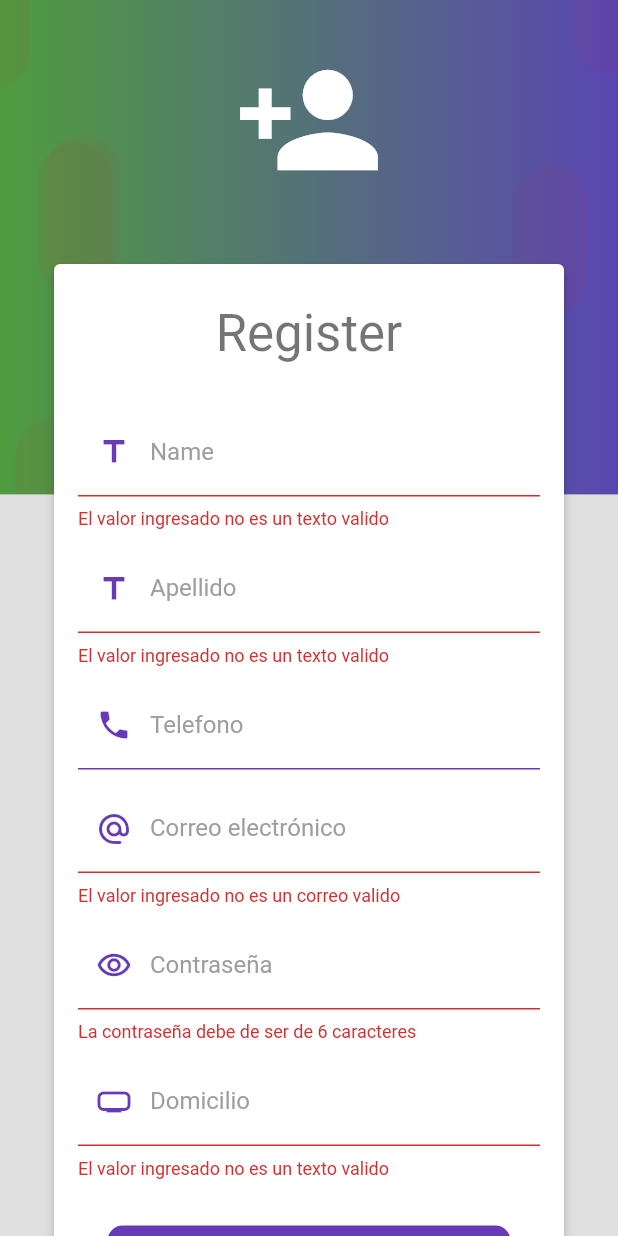
After one commit to winarmarianoj/shop_of_vehicles, a Flutter app: the RegisterScreen screen opened directly, scrolled down 78 dp, after a tap on "Registrarme", on a phone screen of 412 x 824 dp. The commit adds this screen. Run offline on Flutter 3.47's test engine with Material 2 defaults, Android fonts, the phone set to English and light mode, and no system bars; our stand-ins replace carousel_slider, flutter_svg.

Commit message:
Agregamos Drawer y Register

```diff
--- a/lib/constant/constants.dart
+++ b/lib/constant/constants.dart
@@ -32,6 +32,7 @@ const themePersonAdd = Colors.black;
 const themePersonAddHeaderIcon = Colors.white;
 const themeLoginDisableButton = Colors.grey;
 const themeLoginSendButton = Colors.deepPurple;
+const themeSendRegisterButton = Colors.deepOrange;
 const themeLoginStateProccess = Colors.white;
 const themeInputDecorationLogin = Colors.deepPurple;
 const themeInputDecorationLoginLabel = Colors.grey;
--- /dev/null
+++ b/lib/providers/registerFormProvider.dart
@@ -0,0 +1,28 @@
+import 'package:flutter/material.dart';
+
+class RegisterFormProvider extends ChangeNotifier {
+  GlobalKey<FormState> formKey =  GlobalKey<FormState>();
+
+  String name = '';
+  String lastName = '';
+  String phone = '';
+  String email = '';
+  String password = '';
+  String street = '';
+
+  bool _isLoading = false;
+  bool get isLoading => _isLoading;
+
+  set isLoading(bool value) {
+    _isLoading = value;
+    notifyListeners();
+  }
+
+  bool isValidForm() {
+    print(formKey.currentState?.validate());
+
+    print('$name - $lastName - $email - $password - $phone - $street');
+
+    return formKey.currentState?.validate() ?? false;
+  }
+}
--- /dev/null
+++ b/lib/screens/ui/register/decorations/registerDecorations.dart
@@ -0,0 +1,25 @@
+import 'package:flutter/material.dart';
+import 'package:shop_of_vehicles/constant/constants.dart';
+
+class RegisterDecorations {
+  static InputDecoration registerDecoration(
+      {required String hintText,
+      required String labelText,
+      IconData? prefixIcon}) {
+    return InputDecoration(
+        enabledBorder: const UnderlineInputBorder(
+          borderSide: BorderSide(color: themeInputDecorationLogin),
+        ),
+        focusedBorder: const UnderlineInputBorder(
+            borderSide: BorderSide(color: themeInputDecorationLogin, width: 2)),
+        hintText: hintText,
+        labelText: labelText,
+        labelStyle: const TextStyle(color: themeInputDecorationLoginLabel),
+        prefixIcon: prefixIcon != null
+            ? Icon(
+                prefixIcon,
+                color: themeInputDecorationLogin,
+              )
+            : null);
+  }
+}
--- /dev/null
+++ b/lib/screens/ui/register/registerScreen.dart
@@ -0,0 +1,191 @@
+import 'package:flutter/material.dart';
+import 'package:shop_of_vehicles/constant/constants.dart';
+import 'package:shop_of_vehicles/providers/loginFormProvider.dart';
+import 'package:shop_of_vehicles/providers/registerFormProvider.dart';
+import 'package:shop_of_vehicles/screens/ui/login/decorations/input_decorations.dart';
+import 'package:shop_of_vehicles/screens/ui/login/widgets/auth_background.dart';
+import 'package:shop_of_vehicles/screens/ui/login/widgets/card_container.dart';
+import 'package:provider/provider.dart';
+import 'package:shop_of_vehicles/screens/ui/register/decorations/registerDecorations.dart';
+import 'package:shop_of_vehicles/screens/welcome/headerPage.dart';
+
+class RegisterScreen extends StatelessWidget {
+  @override
+  Widget build(BuildContext context) {
+    return Scaffold(
+      body: AuthBackground(
+        child: SingleChildScrollView(
+          child: Column(
+            children: [
+              SizedBox(height: 250),
+              CardContainer(
+                child: Column(
+                  children: [
+                    const SizedBox(height: 10),
+                    Text(
+                      'Register',
+                      style: Theme.of(context).textTheme.headline4,
+                    ),
+                    const SizedBox(height: 30),
+                    ChangeNotifierProvider(
+                      create: (_) => RegisterFormProvider(),
+                      child: RegisterForm(),
+                    )
+                  ],
+                ),
+              ),
+              const SizedBox(height: 50),
+            ],
+          ),
+        ),
+      ),
+    );
+  }
+}
+
+class RegisterForm extends StatelessWidget {
+  @override
+  Widget build(BuildContext context) {
+     final registerForm = Provider.of<RegisterFormProvider>(context);
+     final loginForm = Provider.of<LoginFormProvider>(context);
+    return Container(
+      child: Form(
+        key: registerForm.formKey,
+        autovalidateMode: AutovalidateMode.onUserInteraction,
+        child: Column(
+          children: [
+            TextFormField(
+              autocorrect: false,
+              keyboardType: TextInputType.text,
+              decoration: RegisterDecorations.registerDecoration(
+                  hintText: 'ingrese su nombre',
+                  labelText: 'Name',
+                  prefixIcon: Icons.title),
+              onChanged: (value) => registerForm.name = value,
+              validator: (value) {
+                String pattern = r'^[a-zA-Z ]{2,50}$';
+                RegExp regExp = new RegExp(pattern);
+                return regExp.hasMatch(value ?? '') && (value != null && value.length <= 50)
+                    ? null
+                    : 'El valor ingresado no es un texto valido';
+              },
+            ),
+            const SizedBox(height: 10),
+            TextFormField(
+              autocorrect: false,
+              keyboardType: TextInputType.text,
+              decoration: RegisterDecorations.registerDecoration(
+                  hintText: 'ingrese su apellido',
+                  labelText: 'Apellido',
+                  prefixIcon: Icons.title),
+              onChanged: (value) => registerForm.lastName = value,
+              validator: (value) {
+                String pattern = r'^[a-zA-Z ]{2,50}$';
+                RegExp regExp = new RegExp(pattern);
+                return regExp.hasMatch(value ?? '') && (value != null && value.length <= 50)
+                    ? null
+                    : 'El valor ingresado no es un texto valido';
+              },
+            ),
+            const SizedBox(height: 10),
+            TextFormField(
+              autocorrect: false,
+              keyboardType: TextInputType.text,
+              decoration: RegisterDecorations.registerDecoration(
+                  hintText: 'ingrese su telefono',
+                  labelText: 'Telefono',
+                  prefixIcon: Icons.phone),
+              onChanged: (value) => registerForm.phone = value,
+              validator: (value) {
+                String pattern = r'^[0-9]$';
+                RegExp regExp = new RegExp(pattern);
+                return (value != null && value.length <= 10)
+                    ? null
+                    : 'El valor ingresado no es un numero valido';
+              },
+            ),
+            const SizedBox(height: 10),
+            TextFormField(
+              autocorrect: false,
+              keyboardType: TextInputType.emailAddress,
+              decoration: InputDecorations.authInputDecoration(
+                  hintText: 'tuemail@gmail.com',
+                  labelText: 'Correo electrónico',
+                  prefixIcon: Icons.alternate_email_rounded),
+              onChanged: (value) => registerForm.email = value,
+              validator: (value) {
+                String pattern =
+                    r'^(([^<>()[\]\\.,;:\s@\"]+(\.[^<>()[\]\\.,;:\s@\"]+)*)|(\".+\"))@((\[[0-9]{1,3}\.[0-9]{1,3}\.[0-9]{1,3}\.[0-9]{1,3}\])|(([a-zA-Z\-0-9]+\.)+[a-zA-Z]{2,}))$';
+                RegExp regExp = new RegExp(pattern);
+
+                return regExp.hasMatch(value ?? '')
+                    ? null
+                    : 'El valor ingresado no es un correo valido';
+              },
+            ),
+            const SizedBox(height: 10),
+            TextFormField(
+              autocorrect: false,
+              obscureText: true,
+              keyboardType: TextInputType.text,
+              decoration: InputDecorations.authInputDecoration(
+                  hintText: '*****',
+                  labelText: 'Contraseña',
+                  prefixIcon: Icons.remove_red_eye_outlined),
+              onChanged: (value) => registerForm.password = value,
+              validator: (value) {
+                return (value != null && value.length >= 6)
+                    ? null
+                    : 'La contraseña debe de ser de 6 caracteres';
+              },
+            ),
+            const SizedBox(height: 10),
+            TextFormField(
+              autocorrect: false,
+              keyboardType: TextInputType.text,
+              decoration: RegisterDecorations.registerDecoration(
+                  hintText: 'ingrese su direccion',
+                  labelText: 'Domicilio',
+                  prefixIcon: Icons.home_max),
+              onChanged: (value) => registerForm.street = value,
+              validator: (value) {
+                String pattern = r'^[a-zA-Z 0-9 ]{2,50}$';
+                RegExp regExp = new RegExp(pattern);
+                return regExp.hasMatch(value ?? '') && (value != null && value.length <= 50)
+                    ? null
+                    : 'El valor ingresado no es un texto valido';
+              },
+            ),
+            const SizedBox(height: 30),
+            MaterialButton(
+              shape: RoundedRectangleBorder(
+                  borderRadius: BorderRadius.circular(10)),
+              disabledColor: themeLoginDisableButton,
+              elevation: 0,
+              color: themeLoginSendButton,
+              child: Container(
+                  padding: const EdgeInsets.symmetric(horizontal: 80,
+                   vertical: 15),
+                  child: Text(
+                    registerForm.isLoading ? 'Ingresando': 'Registrarme' ,
+                    style: const TextStyle(color: themeLoginStateProccess),
+                  )),
+              onPressed: registerForm.isLoading && registerForm.email.length!=0 && registerForm.password.length!=0
+                  ? null
+                  : () {
+                      FocusScope.of(context).unfocus();
+                      if (!registerForm.isValidForm()) return;
+                      registerForm.isLoading = true;
+                      Future.delayed(Duration(seconds: 5));
+                      loginForm.email = registerForm.email;
+                      loginForm.password = registerForm.password;
+
+                      Navigator.push(context, MaterialPageRoute(builder: ((context) => HeadersPage(loginForm: loginForm,))));
+                    }
+            ),
+          ],
+        ),
+      ),
+    );
+  }
+}
--- a/lib/screens/welcome/pages/objectAnimationWelcome.dart
+++ b/lib/screens/welcome/pages/objectAnimationWelcome.dart
@@ -89,7 +89,7 @@ class _VehiclesAnimadoPageState extends State<ObectAnimationWelcome> with Single
     animationTruck.addListener(() {
         setState(() {});
          if(controller.status == AnimationStatus.completed){
-           Navigator.push(context, MaterialPageRoute(builder: ((context) => HomeTruck())));
+           Navigator.push(context, MaterialPageRoute(builder: ((context) => HomeTruck(loginForm: loginForm,))));
          }
 
     });
```
Also changed, not shown: lib/main.dart (+15 -12 lines), lib/screens/car/homeCar.dart (+10 -6 lines), lib/screens/truck/homeTruck.dart (+10 -6 lines), lib/screens/ui/home/myDrawer.dart (added, +45 -0 lines), lib/screens/ui/login/loginScreen.dart (renamed from lib/screens/ui/loginScreen.dart, +23 -5 lines), lib/screens/van/homeVan.dart (+10 -6 lines), lib/screens/ui/login/decorations/input_decorations.dart (renamed from lib/screens/ui/decorations/input_decorations.dart), lib/screens/ui/login/widgets/auth_background.dart (renamed from lib/screens/ui/widgets/auth_background.dart), lib/screens/ui/login/widgets/card_container.dart (renamed from lib/screens/ui/widgets/card_container.dart).
